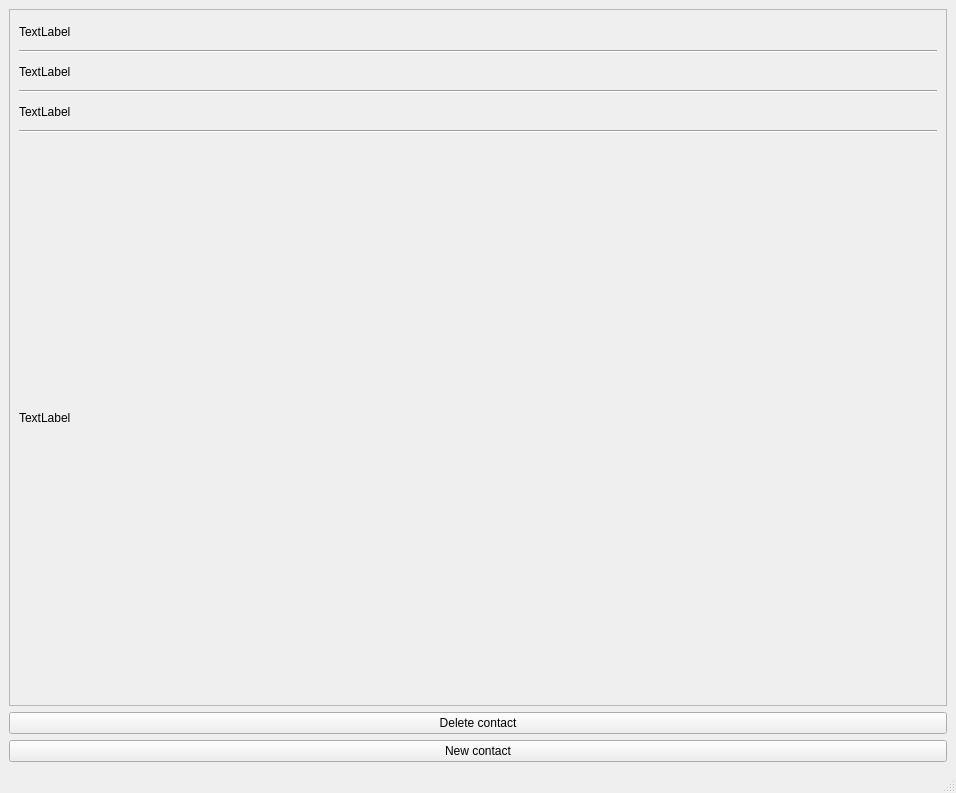
First picture: the form in ui/MainWindow.ui, repository francidellungo/ContactManager, before the edit.
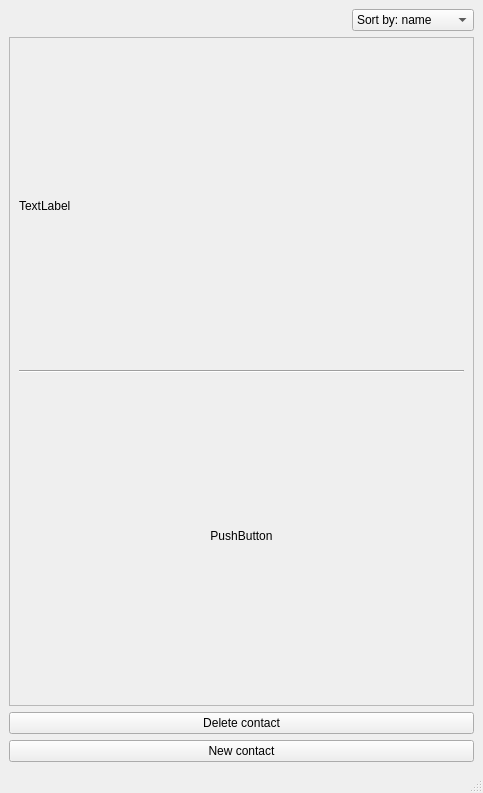
Second picture: the form after the edit. Icons and pictures are not drawn.

Commit message: contacts are flat buttons, fixed some db queries

Diff of the .ui file:
```diff
--- a/ui/MainWindow.ui
+++ b/ui/MainWindow.ui
@@ -6,16 +6,38 @@
    <rect>
     <x>0</x>
     <y>0</y>
-    <width>956</width>
+    <width>483</width>
     <height>793</height>
    </rect>
   </property>
+  <property name="sizePolicy">
+   <sizepolicy hsizetype="Fixed" vsizetype="Preferred">
+    <horstretch>0</horstretch>
+    <verstretch>0</verstretch>
+   </sizepolicy>
+  </property>
+  <property name="maximumSize">
+   <size>
+    <width>483</width>
+    <height>16777215</height>
+   </size>
+  </property>
   <property name="windowTitle">
    <string>Contact Manager</string>
   </property>
+  <property name="windowIcon">
+   <iconset>
+    <normaloff>../img/icon.jpeg</normaloff>../img/icon.jpeg</iconset>
+  </property>
+  <property name="iconSize">
+   <size>
+    <width>24</width>
+    <height>24</height>
+   </size>
+  </property>
   <widget class="QWidget" name="centralwidget">
    <layout class="QGridLayout" name="gridLayout">
-    <item row="0" column="0">
+    <item row="1" column="0">
      <widget class="QScrollArea" name="contacts_scrollArea">
       <property name="widgetResizable">
        <bool>true</bool>
@@ -25,8 +47,8 @@
         <rect>
          <x>0</x>
          <y>0</y>
-         <width>936</width>
-         <height>659</height>
+         <width>463</width>
+         <height>629</height>
         </rect>
        </property>
        <layout class="QVBoxLayout" name="contacts_layout">
@@ -57,67 +79,24 @@
          </widget>
         </item>
         <item>
-         <widget class="QLabel" name="contact1_label">
-          <property name="sizePolicy">
-           <sizepolicy hsizetype="Preferred" vsizetype="Expanding">
-            <horstretch>0</horstretch>
-            <verstretch>0</verstretch>
-           </sizepolicy>
-          </property>
-          <property name="maximumSize">
-           <size>
-            <width>16777215</width>
-            <height>25</height>
-           </size>
-          </property>
+         <widget class="QPushButton" name="pushButton">
           <property name="text">
-           <string>TextLabel</string>
+           <string>PushButton</string>
           </property>
-         </widget>
-        </item>
-        <item>
-         <widget class="Line" name="line_2">
-          <property name="orientation">
-           <enum>Qt::Horizontal</enum>
-          </property>
-         </widget>
-        </item>
-        <item>
-         <widget class="QLabel" name="label_3">
-          <property name="sizePolicy">
-           <sizepolicy hsizetype="Preferred" vsizetype="Expanding">
-            <horstretch>0</horstretch>
-            <verstretch>0</verstretch>
-           </sizepolicy>
-          </property>
-          <property name="maximumSize">
+          <property name="iconSize">
            <size>
-            <width>16777215</width>
-            <height>25</height>
+            <width>16</width>
+            <height>16</height>
            </size>
           </property>
-          <property name="text">
-           <string>TextLabel</string>
+          <property name="checkable">
+           <bool>false</bool>
           </property>
-         </widget>
-        </item>
-        <item>
-         <widget class="Line" name="line_3">
-          <property name="orientation">
-           <enum>Qt::Horizontal</enum>
+          <property name="default">
+           <bool>false</bool>
           </property>
-         </widget>
-        </item>
-        <item>
-         <widget class="QLabel" name="label_4">
-          <property name="sizePolicy">
-           <sizepolicy hsizetype="Preferred" vsizetype="Expanding">
-            <horstretch>0</horstretch>
-            <verstretch>0</verstretch>
-           </sizepolicy>
-          </property>
-          <property name="text">
-           <string>TextLabel</string>
+          <property name="flat">
+           <bool>true</bool>
           </property>
          </widget>
         </item>
@@ -125,7 +104,7 @@
       </widget>
      </widget>
     </item>
-    <item row="2" column="0">
+    <item row="3" column="0">
      <layout class="QGridLayout" name="gridLayout_2">
       <property name="topMargin">
        <number>0</number>
@@ -135,6 +114,16 @@
         <property name="text">
          <string>New contact</string>
         </property>
+        <property name="icon">
+         <iconset>
+          <normaloff>../img/addContact.png</normaloff>../img/addContact.png</iconset>
+        </property>
+        <property name="iconSize">
+         <size>
+          <width>16</width>
+          <height>16</height>
+         </size>
+        </property>
        </widget>
       </item>
       <item row="0" column="0">
@@ -146,6 +135,23 @@
       </item>
      </layout>
     </item>
+    <item row="0" column="0" alignment="Qt::AlignRight">
+     <widget class="QComboBox" name="sort_combobox">
+      <property name="currentText">
+       <string>Sort by: name</string>
+      </property>
+      <item>
+       <property name="text">
+        <string>Sort by: name</string>
+       </property>
+      </item>
+      <item>
+       <property name="text">
+        <string>Sort by: surname</string>
+       </property>
+      </item>
+     </widget>
+    </item>
    </layout>
   </widget>
   <widget class="QMenuBar" name="menubar">
```
Left out of the diff: 2 changed lines with no effect on the pictures. The commit also changes 4 other files.
